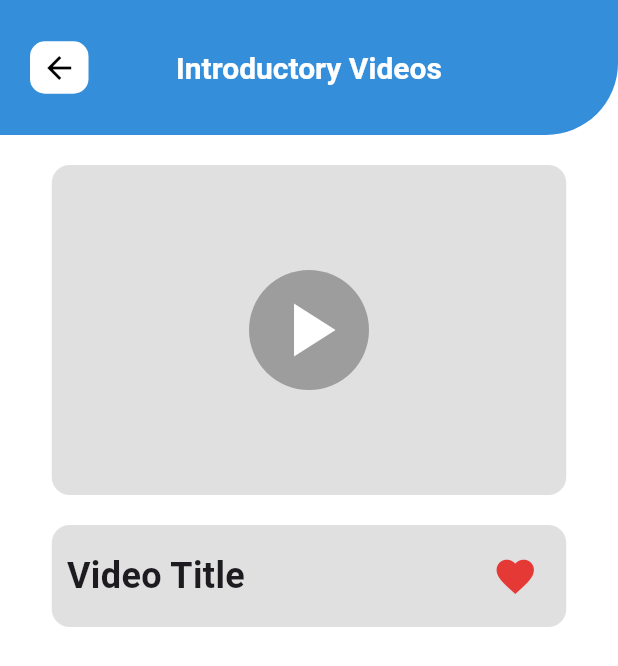
After one commit to muhamednizar/Ishara, a Flutter app: the VideoDetails screen opened by its route, after a tap on the "favorite outline" icon, on a phone screen of 412 x 824 dp. The commit adds this screen. Shown: the top 666 px of the screen. Run offline on Flutter 3.47's test engine with Material 3 defaults, Android fonts, the phone set to English and light mode, and no system bars; our stand-ins replace flutter_svg, google_fonts, google_nav_bar, smooth_page_indicator; Roboto replaces fonts that are missing (Cairo).

Commit message:
video page ui done and 'cairo' font added

```diff
--- a/lib/core/helper_functions/on_generate_routes.dart
+++ b/lib/core/helper_functions/on_generate_routes.dart
@@ -4,6 +4,7 @@ import 'package:ishara/features/auth/presentation/views/sign_up_view.dart';
 import 'package:ishara/features/auth/presentation/views/widgets/login_widgets/login_successful.dart';
 import 'package:ishara/features/home/presentation/views/fav_videos_view.dart';
 import 'package:ishara/features/home/presentation/views/home_view.dart';
+import 'package:ishara/features/home/presentation/views/widgets/video_details.dart';
 import 'package:ishara/features/on_boarding/presentation/views/on_boarding_view.dart';
 import 'package:ishara/features/splash/presentation/views/splash_view.dart';
 
@@ -32,6 +33,17 @@ Route<dynamic>? Function(RouteSettings settings) onGenerateRoute = (settings) {
         child: child,
       ),
     );
+    case VideoDetails.routeName:
+    return PageRouteBuilder(
+      pageBuilder: (context, animation, secondaryAnimation) => const VideoDetails(),
+      transitionsBuilder: (context, animation, secondaryAnimation, child) => SlideTransition(
+        position: Tween<Offset>(
+          begin: Offset(1, 0),
+          end: Offset.zero,
+        ).animate(animation),
+        child: child,
+      ),
+    );
     default:
       return null;
   }
--- /dev/null
+++ b/lib/features/home/presentation/views/widgets/video_details.dart
@@ -0,0 +1,84 @@
+import 'package:flutter/material.dart';
+import 'package:ishara/core/widgets/custom_home_app_bar.dart';
+import 'package:ishara/core/utils/app_text_style.dart';
+
+class VideoDetails extends StatefulWidget {
+  const VideoDetails({super.key});
+  static const String routeName = 'video_details';
+
+  @override
+  State<VideoDetails> createState() => _VideoDetailsState();
+}
+
+class _VideoDetailsState extends State<VideoDetails> {
+  bool isFav = false;
+
+  @override
+  Widget build(BuildContext context) {
+    return Scaffold(
+      appBar: buildCustomHomeAppBar(isBack: true, context: context),
+      body: Column(
+        children: [
+          SizedBox(height: 20),
+          Center(
+            child: Container(
+              width: 343,
+              height: 220,
+              decoration: BoxDecoration(
+                color: Colors.grey[300],
+                borderRadius: BorderRadius.circular(12),
+              ),
+              //play icon
+              child: Center(
+                //
+                child: Container(
+                    padding: EdgeInsets.all(10),
+                    decoration: BoxDecoration(
+                        color: Colors.black.withValues(alpha: 0.3),
+                        shape: BoxShape.circle),
+                    child:
+                        Icon(Icons.play_arrow, size: 60, color: Colors.white)),
+              ),
+            ),
+          ),
+          SizedBox(height: 20),
+          Container(
+            decoration: BoxDecoration(
+              color: Colors.grey[300],
+              borderRadius: BorderRadius.circular(12),
+            ),
+            width: 343,
+            padding: EdgeInsets.symmetric(horizontal: 10, vertical: 10),
+            child: Row(
+              crossAxisAlignment: CrossAxisAlignment.center,
+              children: [
+                Expanded(
+                  child: Text(
+                    'Video Title',
+                    style: TextStyles.semiBold24,
+                    maxLines: 4,
+                    overflow: TextOverflow.ellipsis,
+                  ),
+                ),
+                SizedBox(width: 10),
+                Container(
+                  decoration: BoxDecoration(
+                    color: Colors.grey[300],
+                    shape: BoxShape.circle,
+                  ),
+                  child: IconButton(onPressed: () {
+                    setState(() {
+                      isFav = !isFav;
+                    });
+                  }, icon: isFav == false ? Icon(Icons.favorite_border,
+                      size: 30, color: Colors.red[600])
+                      : Icon(Icons.favorite, size: 30, color: Colors.red[600]),
+                )),
+              ],
+            ),
+          ),
+        ],
+      ),
+    );
+  }
+}
--- a/lib/features/home/presentation/views/widgets/video_item.dart
+++ b/lib/features/home/presentation/views/widgets/video_item.dart
@@ -1,13 +1,18 @@
 // --- VideoItemWidget يظل كما هو ---
 import 'package:flutter/material.dart';
 import 'package:ishara/core/utils/app_text_style.dart';
+import 'package:ishara/features/home/presentation/views/widgets/video_details.dart';
 
 class VideoItemWidget extends StatelessWidget {
   const VideoItemWidget({super.key});
 
   @override
   Widget build(BuildContext context) {
-    return Container(
+    return GestureDetector(
+      onTap: () {
+        Navigator.pushNamed(context, VideoDetails.routeName);
+      },
+      child: Container(
         // 1. قللنا العرض ليكون مناسباً للسكرول العرضي
         width: 160,
         margin: const EdgeInsets.only(right: 12), // مسافة بين الكروت
@@ -92,6 +97,7 @@ class VideoItemWidget extends StatelessWidget {
             ),
           ],
         ),
+      ),
     );
   }
 }
--- a/lib/main.dart
+++ b/lib/main.dart
@@ -1,4 +1,5 @@
 import 'package:flutter/material.dart';
+import 'package:google_fonts/google_fonts.dart';
 import 'package:ishara/core/helper_functions/on_generate_routes.dart';
 import 'package:ishara/core/utils/app_color.dart';
 import 'package:ishara/features/splash/presentation/views/splash_view.dart';
@@ -12,7 +13,9 @@ class IsharaApp extends StatelessWidget {
   @override
   Widget build(BuildContext context) {
     return MaterialApp(
+
       theme: ThemeData(
+        textTheme: GoogleFonts.cairoTextTheme(),
         appBarTheme: AppBarTheme(
           backgroundColor: AppColors.primaryColorLight,
           elevation: 0,
@@ -20,7 +23,6 @@ class IsharaApp extends StatelessWidget {
 
         ),
         scaffoldBackgroundColor: Colors.white,
-        fontFamily: 'Inter',
       ),
       debugShowCheckedModeBanner: false,
       initialRoute: SplashView.routeName,
--- a/pubspec.yaml
+++ b/pubspec.yaml
@@ -38,6 +38,7 @@ dependencies:
   flutter_svg: ^2.1.0
   smooth_page_indicator: ^1.2.1
   google_nav_bar: ^5.0.7
+  google_fonts: ^6.3.3
 
 dev_dependencies:
   flutter_test:
```
Also changed, not shown: pubspec.lock, 1 other file. Lines whose indentation alone changed are shown as unchanged.
